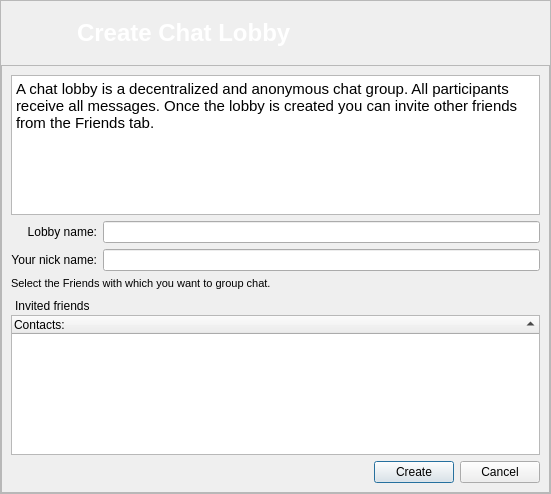
Qt form retroshare-gui/src/gui/chat/CreateLobbyDialog.ui (RetroShare/RetroShare) before a commit.
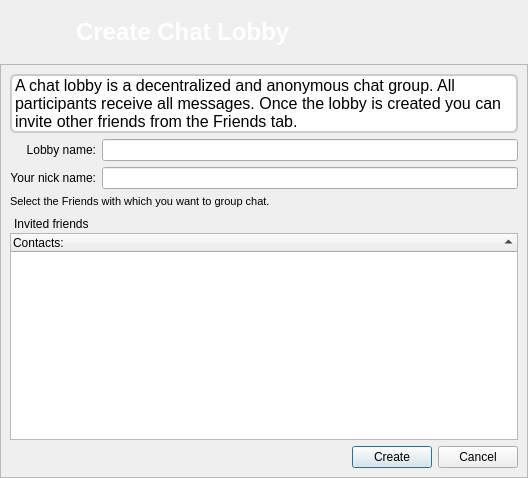
The same form after that commit. Icons and pictures are not drawn.

Commit message: little design fixes for Create Lobby

What changed in the file:
```diff
--- a/retroshare-gui/src/gui/chat/CreateLobbyDialog.ui
+++ b/retroshare-gui/src/gui/chat/CreateLobbyDialog.ui
@@ -6,8 +6,8 @@
    <rect>
     <x>0</x>
     <y>0</y>
-    <width>551</width>
-    <height>494</height>
+    <width>528</width>
+    <height>478</height>
    </rect>
   </property>
   <property name="windowTitle">
@@ -27,7 +27,7 @@
    <item row="0" column="0">
     <widget class="QFrame" name="frame_2">
      <property name="frameShape">
-      <enum>QFrame::StyledPanel</enum>
+      <enum>QFrame::NoFrame</enum>
      </property>
      <property name="frameShadow">
       <enum>QFrame::Raised</enum>
@@ -55,7 +55,7 @@
          <enum>QFrame::NoFrame</enum>
         </property>
         <property name="frameShadow">
-         <enum>QFrame::Plain</enum>
+         <enum>QFrame::Raised</enum>
         </property>
         <layout class="QHBoxLayout" name="horizontalLayout_3">
          <property name="margin">
@@ -109,17 +109,6 @@
          <enum>QFrame::Raised</enum>
         </property>
         <layout class="QGridLayout" name="gridLayout">
-         <item row="0" column="0">
-          <widget class="QTextEdit" name="textEdit">
-           <property name="html">
-            <string>&lt;!DOCTYPE HTML PUBLIC &quot;-//W3C//DTD HTML 4.0//EN&quot; &quot;http://www.w3.org/TR/REC-html40/strict.dtd&quot;&gt;
-&lt;html&gt;&lt;head&gt;&lt;meta name=&quot;qrichtext&quot; content=&quot;1&quot; /&gt;&lt;style type=&quot;text/css&quot;&gt;
-p, li { white-space: pre-wrap; }
-&lt;/style&gt;&lt;/head&gt;&lt;body style=&quot; font-family:'MS Shell Dlg 2'; font-size:8.25pt; font-weight:400; font-style:normal;&quot;&gt;
-&lt;p style=&quot; margin-top:0px; margin-bottom:0px; margin-left:0px; margin-right:0px; -qt-block-indent:0; text-indent:0px;&quot;&gt;&lt;span style=&quot; font-family:'Ubuntu'; font-size:11pt;&quot;&gt;A chat lobby is a decentralized and anonymous chat group. All participants receive all messages. Once the lobby is created you can invite other friends from the Friends tab.&lt;/span&gt;&lt;/p&gt;&lt;/body&gt;&lt;/html&gt;</string>
-           </property>
-          </widget>
-         </item>
          <item row="1" column="0">
           <layout class="QHBoxLayout" name="horizontalLayout_2">
            <item>
@@ -307,6 +296,27 @@
            </item>
           </layout>
          </item>
+         <item row="0" column="0">
+          <widget class="QLabel" name="label_5">
+           <property name="styleSheet">
+            <string notr="true">
+border: 2px solid #CCCCCC;
+border-radius:6px;
+background: white;
+</string>
+           </property>
+           <property name="text">
+            <string>&lt;!DOCTYPE HTML PUBLIC &quot;-//W3C//DTD HTML 4.0//EN&quot; &quot;http://www.w3.org/TR/REC-html40/strict.dtd&quot;&gt;
+&lt;html&gt;&lt;head&gt;&lt;meta name=&quot;qrichtext&quot; content=&quot;1&quot; /&gt;&lt;style type=&quot;text/css&quot;&gt;
+p, li { white-space: pre-wrap; }
+&lt;/style&gt;&lt;/head&gt;&lt;body style=&quot; font-family:'MS Shell Dlg 2'; font-size:8.25pt; font-weight:400; font-style:normal;&quot;&gt;
+&lt;p style=&quot; margin-top:0px; margin-bottom:0px; margin-left:0px; margin-right:0px; -qt-block-indent:0; text-indent:0px;&quot;&gt;&lt;span style=&quot; font-size:12pt;&quot;&gt;A chat lobby is a decentralized and anonymous chat group. All participants receive all messages. Once the lobby is created you can invite other friends from the Friends tab.&lt;/span&gt;&lt;/p&gt;&lt;/body&gt;&lt;/html&gt;</string>
+           </property>
+           <property name="wordWrap">
+            <bool>true</bool>
+           </property>
+          </widget>
+         </item>
         </layout>
        </widget>
       </item>
```
Left out of the diff: 1 changed line with no effect on the pictures.
